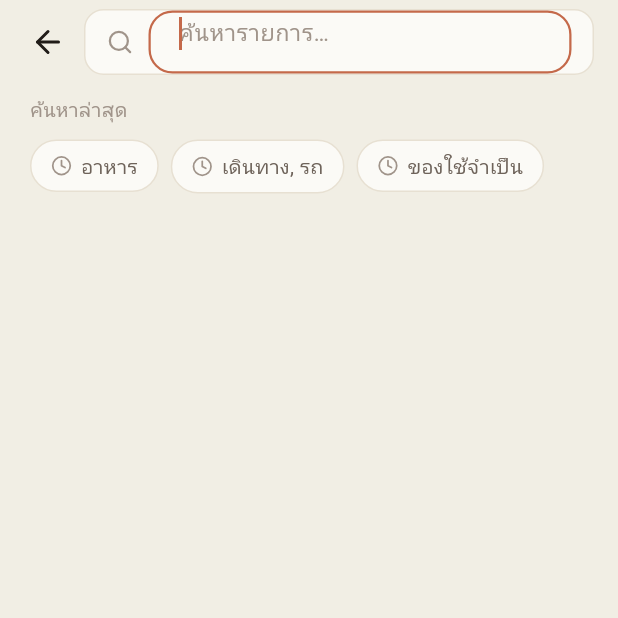
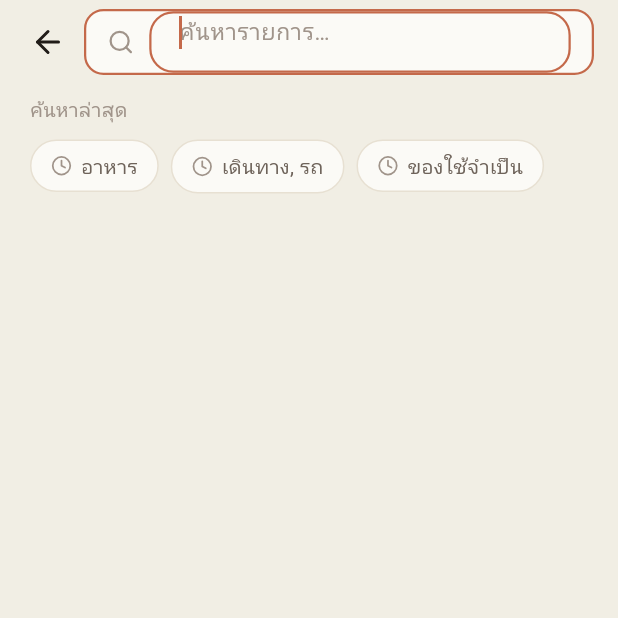
Before and after one commit to AfnanYapu09/-MoneyBun, a Flutter app: the SearchScreen screen opened by its route, on a phone screen of 412 x 824 dp, the top half of it. Run offline on Flutter 3.47's test engine with Material 3 defaults, Android fonts, the phone set to English and light mode, and no system bars; our stand-ins replace cloud_firestore, drift, drift_flutter, firebase_auth, firebase_core, flutter_riverpod and 5 more; missing offline and left inert: google_mlkit_text_recognition, mobile_scanner, photo_manager; accounts and stored records are empty; generated files the repository leaves out were written again; Roboto replaces fonts that are missing (Ibm Plex Sans Thai, Mitr).

Commit message:
Use an orange border on the search box
The search field showed the orange accent only on the text cursor; give the
whole search box an orange (terra) frame instead.

Co-Authored-By: Claude Opus 4.8 <noreply@anthropic.com>
Claude-Session: https://claude.ai/code/session_01VVDDQxURhVTgcT847DeMXb

```diff
--- a/lib/features/transactions/presentation/search_screen.dart
+++ b/lib/features/transactions/presentation/search_screen.dart
@@ -85,7 +85,7 @@ class _SearchScreenState extends ConsumerState<SearchScreen> {
                       decoration: BoxDecoration(
                         color: AppColors.paper,
                         borderRadius: BorderRadius.circular(13),
-                        border: Border.all(color: AppColors.line),
+                        border: Border.all(color: AppColors.terra, width: 1.5),
                       ),
                       child: Row(
                         children: [
```
